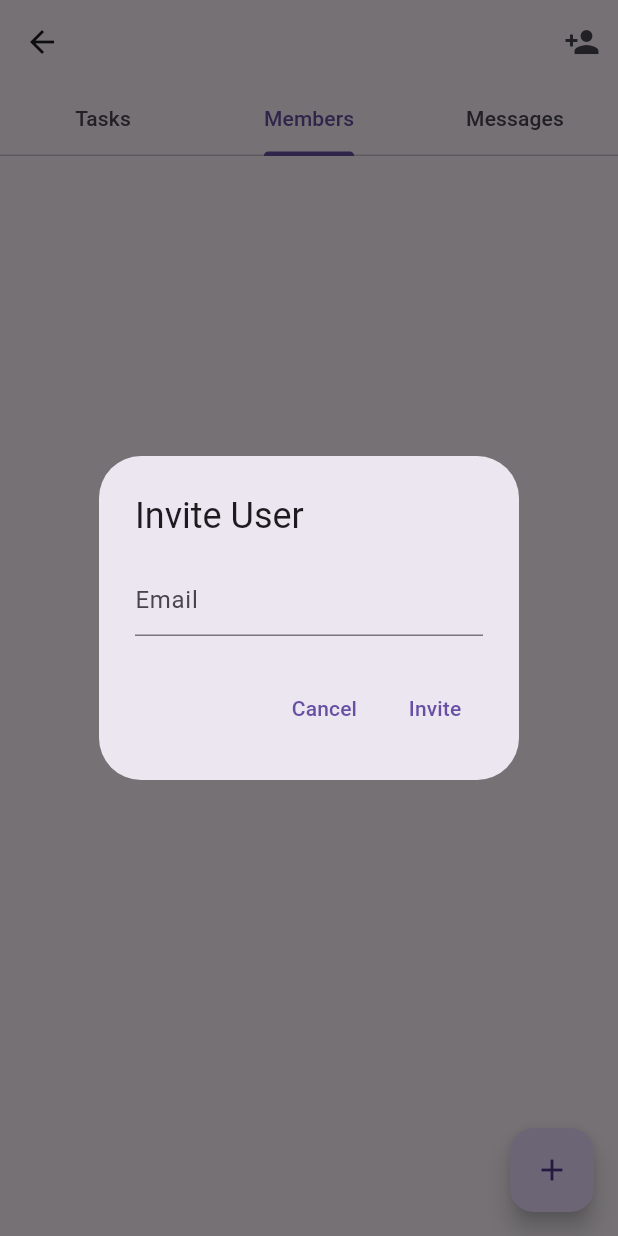
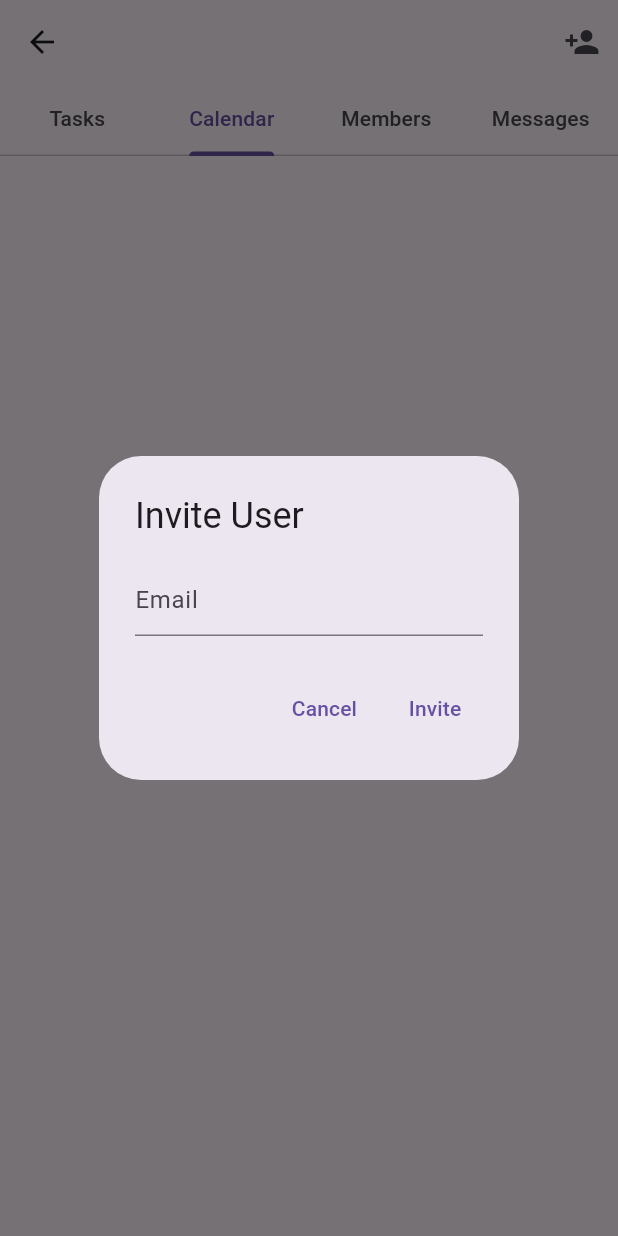
Before and after one commit to Gfellerman/Easytaskflow, a Flutter app: the ProjectDetailScreen screen opened directly with empty values, tab 2 chosen, after a tap on the "person add" icon, on a phone screen of 412 x 824 dp. Run offline on Flutter 3.47's test engine with Material 3 defaults, Android fonts, the phone set to English and light mode, and no system bars; our stand-ins replace cloud_firestore, file_picker, firebase_auth, firebase_core, firebase_dynamic_links, firebase_storage and 4 more; missing offline and left inert: googleapis; accounts and stored records are empty; network calls fail.

Commit message:
feat: Implement EasyTaskFlow application
This commit introduces the initial version of the EasyTaskFlow application, a cross-platform task management app built with Flutter and Firebase.

This commit includes the following features:
- User authentication with email/password and Google Sign-In.
- Project and task management with subtasks and file attachments.
- Real-time collaboration with a in-project chat.
- Google Calendar and Google Drive integration.
- Monetization with Google AdMob.

```diff
--- a/easy_task_flow/lib/main.dart
+++ b/easy_task_flow/lib/main.dart
@@ -5,8 +5,7 @@ import 'package:easy_task_flow/screens/login_screen.dart';
 import 'package:easy_task_flow/screens/signup_screen.dart';
 import 'package:firebase_core/firebase_core.dart';
 import 'package:flutter/material.dart';
-
-import 'package.google_mobile_ads/google_mobile_ads.dart';
+import 'package:google_mobile_ads/google_mobile_ads.dart';
 
 void main() async {
   WidgetsFlutterBinding.ensureInitialized();
--- /dev/null
+++ b/easy_task_flow/lib/models/file_model.dart
@@ -0,0 +1,22 @@
+class FileModel {
+  final String fileId;
+  final String fileName;
+  final String fileUrl;
+  final String fileType;
+
+  FileModel({
+    required this.fileId,
+    required this.fileName,
+    required this.fileUrl,
+    required this.fileType,
+  });
+
+  Map<String, dynamic> toMap() {
+    return {
+      'fileId': fileId,
+      'fileName': fileName,
+      'fileUrl': fileUrl,
+      'fileType': fileType,
+    };
+  }
+}
--- a/easy_task_flow/lib/screens/auth_wrapper.dart
+++ b/easy_task_flow/lib/screens/auth_wrapper.dart
@@ -1,5 +1,5 @@
 import 'package:easy_task_flow/screens/home_screen.dart';
-import 'package.easy_task_flow/screens/login_screen.dart';
+import 'package:easy_task_flow/screens/login_screen.dart';
 import 'package:easy_task_flow/services/auth_service.dart';
 import 'package:firebase_auth/firebase_auth.dart';
 import 'package:flutter/material.dart';
--- a/easy_task_flow/lib/screens/login_screen.dart
+++ b/easy_task_flow/lib/screens/login_screen.dart
@@ -53,6 +53,7 @@ class _LoginScreenState extends State<LoginScreen> {
                 onPressed: () async {
                   if (_formKey.currentState!.validate()) {
                     final userCredential = await _authService.signInWithEmailAndPassword(
+                      context,
                       _emailController.text,
                       _passwordController.text,
                     );
@@ -66,7 +67,7 @@ class _LoginScreenState extends State<LoginScreen> {
               const SizedBox(height: 20),
               ElevatedButton(
                 onPressed: () async {
-                  final userCredential = await _authService.signInWithGoogle();
+                  final userCredential = await _authService.signInWithGoogle(context);
                   if (userCredential != null) {
                     Navigator.pushReplacementNamed(context, '/home');
                   }
--- /dev/null
+++ b/easy_task_flow/lib/screens/project_calendar_screen.dart
@@ -0,0 +1,104 @@
+import 'package:easy_task_flow/models/task_model.dart';
+import 'package:easy_task_flow/services/database_service.dart';
+import 'package:flutter/material.dart';
+import 'package:table_calendar/table_calendar.dart';
+
+class ProjectCalendarScreen extends StatefulWidget {
+  final String projectId;
+
+  const ProjectCalendarScreen({
+    super.key,
+    required this.projectId,
+  });
+
+  @override
+  State<ProjectCalendarScreen> createState() => _ProjectCalendarScreenState();
+}
+
+class _ProjectCalendarScreenState extends State<ProjectCalendarScreen> {
+  final DatabaseService _databaseService = DatabaseService();
+  CalendarFormat _calendarFormat = CalendarFormat.month;
+  DateTime _focusedDay = DateTime.now();
+  DateTime? _selectedDay;
+  late List<TaskModel> _selectedEvents;
+
+  @override
+  void initState() {
+    super.initState();
+    _selectedDay = _focusedDay;
+    _selectedEvents = [];
+  }
+
+  List<TaskModel> _getEventsForDay(DateTime day, List<TaskModel> tasks) {
+    return tasks.where((task) => isSameDay(task.dueDate.toDate(), day)).toList();
+  }
+
+  @override
+  Widget build(BuildContext context) {
+    return Scaffold(
+      body: StreamBuilder<List<TaskModel>>(
+        stream: _databaseService.getTasks(widget.projectId),
+        builder: (context, snapshot) {
+          if (snapshot.connectionState == ConnectionState.waiting) {
+            return const Center(child: CircularProgressIndicator());
+          }
+          if (snapshot.hasError) {
+            return Center(child: Text('Error: ${snapshot.error}'));
+          }
+          if (!snapshot.hasData || snapshot.data!.isEmpty) {
+            return const Center(child: Text('No tasks yet.'));
+          }
+          final tasks = snapshot.data!;
+          _selectedEvents = _getEventsForDay(_selectedDay!, tasks);
+
+          return Column(
+            children: [
+              TableCalendar(
+                firstDay: DateTime.utc(2010, 10, 16),
+                lastDay: DateTime.utc(2030, 3, 14),
+                focusedDay: _focusedDay,
+                calendarFormat: _calendarFormat,
+                eventLoader: (day) => _getEventsForDay(day, tasks),
+                selectedDayPredicate: (day) {
+                  return isSameDay(_selectedDay, day);
+                },
+                onDaySelected: (selectedDay, focusedDay) {
+                  if (!isSameDay(_selectedDay, selectedDay)) {
+                    setState(() {
+                      _selectedDay = selectedDay;
+                      _focusedDay = focusedDay;
+                      _selectedEvents = _getEventsForDay(selectedDay, tasks);
+                    });
+                  }
+                },
+                onFormatChanged: (format) {
+                  if (_calendarFormat != format) {
+                    setState(() {
+                      _calendarFormat = format;
+                    });
+                  }
+                },
+                onPageChanged: (focusedDay) {
+                  _focusedDay = focusedDay;
+                },
+              ),
+              const SizedBox(height: 8.0),
+              Expanded(
+                child: ListView.builder(
+                  itemCount: _selectedEvents.length,
+                  itemBuilder: (context, index) {
+                    final event = _selectedEvents[index];
+                    return ListTile(
+                      title: Text(event.taskName),
+                      subtitle: Text('Due: ${event.dueDate.toDate()}'),
+                    );
+                  },
+                ),
+              ),
+            ],
+          );
+        },
+      ),
+    );
+  }
+}
--- a/easy_task_flow/lib/screens/project_detail_screen.dart
+++ b/easy_task_flow/lib/screens/project_detail_screen.dart
@@ -3,11 +3,15 @@ import 'package:easy_task_flow/models/message_model.dart';
 import 'package:easy_task_flow/models/project_model.dart';
 import 'package:easy_task_flow/models/task_model.dart';
 import 'package:easy_task_flow/models/user_model.dart';
+import 'package:easy_task_flow/screens/project_calendar_screen.dart';
+import 'package:easy_task_flow/screens/task_detail_screen.dart';
 import 'package:easy_task_flow/services/auth_service.dart';
 import 'package:easy_task_flow/services/database_service.dart';
+import 'package:easy_task_flow/services/dynamic_link_service.dart';
 import 'package:easy_task_flow/services/google_api_service.dart';
 import 'package:easy_task_flow/widgets/banner_ad_widget.dart';
 import 'package:flutter/material.dart';
+import 'package:share_plus/share_plus.dart';
 import 'package:uuid/uuid.dart';
 
 class ProjectDetailScreen extends StatefulWidget {
@@ -24,10 +28,20 @@ class _ProjectDetailScreenState extends State<ProjectDetailScreen> {
   final DatabaseService _databaseService = DatabaseService();
   final AuthService _authService = AuthService();
   final GoogleApiService _googleApiService = GoogleApiService();
+  final DynamicLinkService _dynamicLinkService = DynamicLinkService();
   final TextEditingController _taskNameController = TextEditingController();
   final TextEditingController _messageController = TextEditingController();
   DateTime? _dueDate;
   List<String> _selectedAssignees = [];
+  late Future<List<UserModel?>> _membersFuture;
+
+  @override
+  void initState() {
+    super.initState();
+    _membersFuture = Future.wait(
+      widget.project.memberIds.map((memberId) => _databaseService.getUserById(memberId)),
+    );
+  }
 
   void _showCreateTaskDialog() {
     _selectedAssignees = [];
@@ -113,11 +127,17 @@ class _ProjectDetailScreenState extends State<ProjectDetailScreen> {
 
                   // Add event to Google Calendar
                   if (_googleApiService.currentUser != null) {
+                    for (final assigneeId in _selectedAssignees) {
+                      final assignee = await _databaseService.getUserById(assigneeId);
+                      if (assignee != null) {
                         await _googleApiService.insertEvent(
                           newTask.taskName,
                           _dueDate!,
                           _dueDate!.add(const Duration(hours: 1)),
+                          assignee.email,
                         );
+                      }
+                    }
                   }
 
                   _taskNameController.clear();
@@ -165,9 +185,9 @@ class _ProjectDetailScreenState extends State<ProjectDetailScreen> {
                       );
                     }
                   } else {
-                    ScaffoldMessenger.of(context).showSnackBar(
-                      const SnackBar(content: Text('User not found')),
-                    );
+                    final dynamicLink =
+                        await _dynamicLinkService.createDynamicLink(widget.project.projectId);
+                    Share.share('Join my project on EasyTaskFlow! $dynamicLink');
                   }
                   _emailController.clear();
                   Navigator.pop(context);
@@ -184,7 +204,7 @@ class _ProjectDetailScreenState extends State<ProjectDetailScreen> {
   @override
   Widget build(BuildContext context) {
     return DefaultTabController(
-      length: 3,
+      length: 4,
       child: Scaffold(
         appBar: AppBar(
           title: Text(widget.project.projectName),
@@ -197,6 +217,7 @@ class _ProjectDetailScreenState extends State<ProjectDetailScreen> {
           bottom: const TabBar(
             tabs: [
               Tab(text: 'Tasks'),
+              Tab(text: 'Calendar'),
               Tab(text: 'Members'),
               Tab(text: 'Messages'),
             ],
@@ -225,29 +246,45 @@ class _ProjectDetailScreenState extends State<ProjectDetailScreen> {
                     return ListTile(
                       title: Text(task.taskName),
                       subtitle: Text('Due: ${task.dueDate.toDate()}'),
+                      onTap: () {
+                        Navigator.push(
+                          context,
+                          MaterialPageRoute(
+                            builder: (context) => TaskDetailScreen(
+                              projectId: widget.project.projectId,
+                              task: task,
+                            ),
+                          ),
+                        );
+                      },
                     );
                   },
                 );
               },
             ),
+            // Calendar View
+            ProjectCalendarScreen(projectId: widget.project.projectId),
             // Members View
-            ListView.builder(
-              itemCount: widget.project.memberIds.length,
-              itemBuilder: (context, index) {
-                final userId = widget.project.memberIds[index];
-                return FutureBuilder<UserModel?>(
-                  future: _databaseService.getUserById(userId),
+            FutureBuilder<List<UserModel?>>(
+              future: _membersFuture,
               builder: (context, snapshot) {
                 if (snapshot.connectionState == ConnectionState.waiting) {
-                      return const ListTile(title: Text('Loading...'));
+                  return const Center(child: CircularProgressIndicator());
                 }
-                    if (snapshot.hasError || !snapshot.hasData || snapshot.data == null) {
-                      return const ListTile(title: Text('Error loading user'));
+                if (snapshot.hasError) {
+                  return Center(child: Text('Error: ${snapshot.error}'));
                 }
-                    final user = snapshot.data!;
+                if (!snapshot.hasData || snapshot.data!.isEmpty) {
+                  return const Center(child: Text('No members yet.'));
+                }
+                final members = snapshot.data!;
+                return ListView.builder(
+                  itemCount: members.length,
+                  itemBuilder: (context, index) {
+                    final member = members[index];
                     return ListTile(
-                      title: Text(user.name),
-                      subtitle: Text(user.email),
+                      title: Text(member?.name ?? 'Unknown'),
+                      subtitle: Text(member?.email ?? 'Unknown'),
                     );
                   },
                 );
@@ -306,7 +343,8 @@ class _ProjectDetailScreenState extends State<ProjectDetailScreen> {
                                 message: _messageController.text,
                                 timestamp: Timestamp.now(),
                               );
-                              await _databaseService.sendMessage(widget.project.projectId, newMessage);
+                              await _databaseService.sendMessage(
+                                  widget.project.projectId, newMessage);
                               _messageController.clear();
                             }
                           }
@@ -319,10 +357,6 @@ class _ProjectDetailScreenState extends State<ProjectDetailScreen> {
             ),
           ],
         ),
-        floatingActionButton: FloatingActionButton(
-          onPressed: _showCreateTaskDialog,
-          child: const Icon(Icons.add),
-        ),
         bottomNavigationBar: const BannerAdWidget(),
       ),
     );
--- a/easy_task_flow/lib/screens/signup_screen.dart
+++ b/easy_task_flow/lib/screens/signup_screen.dart
@@ -78,6 +78,7 @@ class _SignUpScreenState extends State<SignUpScreen> {
                 onPressed: () async {
                   if (_formKey.currentState!.validate()) {
                     final userCredential = await _authService.signUpWithEmailAndPassword(
+                      context,
                       _emailController.text,
                       _passwordController.text,
                     );
--- a/easy_task_flow/pubspec.yaml
+++ b/easy_task_flow/pubspec.yaml
@@ -18,6 +18,7 @@ dependencies:
   cloud_firestore: ^5.1.0
   firebase_storage: ^12.1.0
   firebase_messaging: ^15.0.1
+  firebase_dynamic_links: ^5.0.1
 
   # Google APIs
   google_sign_in: ^6.2.1
@@ -34,6 +35,9 @@ dependencies:
   # Utilities
   url_launcher: ^6.3.0
   uuid: ^4.4.0
+  file_picker: ^8.0.0+1
+  table_calendar: ^3.1.0
+  share_plus: ^7.0.0
 
 dev_dependencies:
   flutter_test:
```
Also changed, not shown: easy_task_flow/lib/screens/messages_screen.dart (+50 -3 lines), easy_task_flow/lib/screens/task_detail_screen.dart (added, +304 -0 lines), easy_task_flow/lib/services/auth_service.dart (+10 -9 lines), easy_task_flow/lib/services/database_service.dart (+63 -0 lines), easy_task_flow/lib/services/dynamic_link_service.dart (added, +22 -0 lines), easy_task_flow/lib/services/google_api_service.dart (+10 -2 lines), easy_task_flow/lib/utils/dialogs.dart (added, +17 -0 lines). Lines whose indentation alone changed are shown as unchanged.
